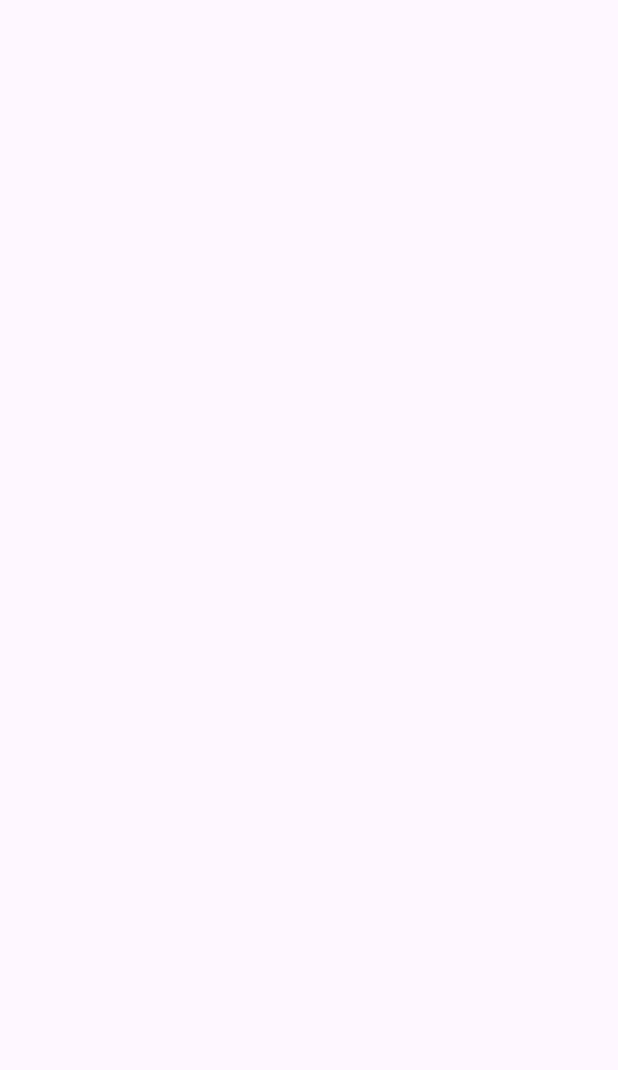
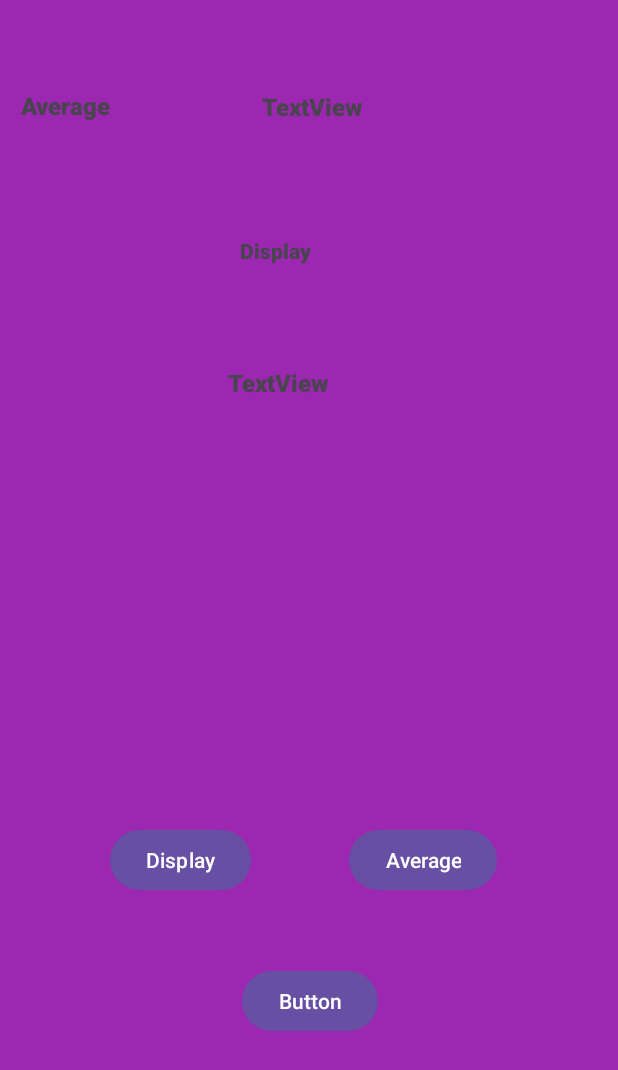
Before and after one commit to ST10479849/Summative-Assessment-, an Android app: the ViewDetails screen opened directly, with no data from a screen before it, on a phone screen of 412 x 824 dp. Before the commit the part shown is empty. Shown: the top 1070 px of the screen. Run offline under Robolectric (Android 15) with nearby library versions, the phone set to English and light mode, and no system bars.

Commit message:
Second commit
second screen done , updating code

```diff
--- a/songOnALoop2/app/src/main/java/vcmsa/ci/songonaloop2/ViewDetails.kt
+++ b/songOnALoop2/app/src/main/java/vcmsa/ci/songonaloop2/ViewDetails.kt
@@ -10,11 +10,19 @@ class ViewDetails : AppCompatActivity() {
 
     private lateinit var songTitle: Array<String>
     private lateinit var aristName: Array<String>
+    private lateinit var comments: Array<String>
+    private lateinit var ratings: Array<Int>
 
     override fun onCreate(savedInstanceState: Bundle?) {
         super.onCreate(savedInstanceState)
         enableEdgeToEdge()
         setContentView(R.layout.activity_view_details)
+
+
+
+
+
+
         ViewCompat.setOnApplyWindowInsetsListener(findViewById(R.id.main)) { v, insets ->
             val systemBars = insets.getInsets(WindowInsetsCompat.Type.systemBars())
             v.setPadding(systemBars.left, systemBars.top, systemBars.right, systemBars.bottom)
--- a/songOnALoop2/app/src/main/res/layout/activity_view_details.xml
+++ b/songOnALoop2/app/src/main/res/layout/activity_view_details.xml
@@ -5,6 +5,88 @@
     android:id="@+id/main"
     android:layout_width="match_parent"
     android:layout_height="match_parent"
+    android:background="#9C27B0"
     tools:context=".ViewDetails">
 
+    <Button
+        android:id="@+id/btnDisplay"
+        android:layout_width="wrap_content"
+        android:layout_height="wrap_content"
+        android:layout_marginStart="73dp"
+        android:layout_marginTop="549dp"
+        android:text="Display"
+        app:layout_constraintStart_toStartOf="parent"
+        app:layout_constraintTop_toTopOf="parent" />
+
+    <Button
+        android:id="@+id/btnAverage"
+        android:layout_width="wrap_content"
+        android:layout_height="wrap_content"
+        android:layout_marginStart="64dp"
+        android:layout_marginTop="549dp"
+        android:layout_marginEnd="79dp"
+        android:text="Average"
+        app:layout_constraintEnd_toEndOf="parent"
+        app:layout_constraintStart_toEndOf="@+id/btnDisplay"
+        app:layout_constraintTop_toTopOf="parent" />
+
+    <TextView
+        android:id="@+id/textView"
+        android:layout_width="wrap_content"
+        android:layout_height="wrap_content"
+        android:layout_marginStart="14dp"
+        android:layout_marginTop="59dp"
+        android:layout_marginEnd="101dp"
+        android:fontFamily="sans-serif-black"
+        android:text="Average"
+        android:textSize="16sp"
+        app:layout_constraintEnd_toStartOf="@+id/txtAverage"
+        app:layout_constraintStart_toStartOf="parent"
+        app:layout_constraintTop_toTopOf="parent" />
+
+    <TextView
+        android:id="@+id/textView7"
+        android:layout_width="wrap_content"
+        android:layout_height="wrap_content"
+        android:layout_marginStart="160dp"
+        android:layout_marginTop="76dp"
+        android:fontFamily="sans-serif-black"
+        android:text="Display"
+        android:textSize="14sp"
+        app:layout_constraintStart_toStartOf="parent"
+        app:layout_constraintTop_toBottomOf="@+id/textView" />
+
+    <TextView
+        android:id="@+id/txtAverage"
+        android:layout_width="wrap_content"
+        android:layout_height="wrap_content"
+        android:layout_marginStart="101dp"
+        android:layout_marginTop="60dp"
+        android:fontFamily="sans-serif-black"
+        android:text="TextView"
+        android:textSize="16sp"
+        app:layout_constraintStart_toEndOf="@+id/textView"
+        app:layout_constraintTop_toTopOf="parent" />
+
+    <Button
+        android:id="@+id/btnBack"
+        android:layout_width="wrap_content"
+        android:layout_height="wrap_content"
+        android:layout_marginStart="161dp"
+        android:layout_marginTop="46dp"
+        android:text="Button"
+        app:layout_constraintStart_toStartOf="parent"
+        app:layout_constraintTop_toBottomOf="@+id/btnDisplay" />
+
+    <TextView
+        android:id="@+id/txtListOfSongs"
+        android:layout_width="wrap_content"
+        android:layout_height="wrap_content"
+        android:layout_marginStart="152dp"
+        android:layout_marginTop="67dp"
+        android:fontFamily="sans-serif-black"
+        android:text="TextView"
+        android:textSize="16sp"
+        app:layout_constraintStart_toStartOf="parent"
+        app:layout_constraintTop_toBottomOf="@+id/textView7" />
 </androidx.constraintlayout.widget.ConstraintLayout>
```
